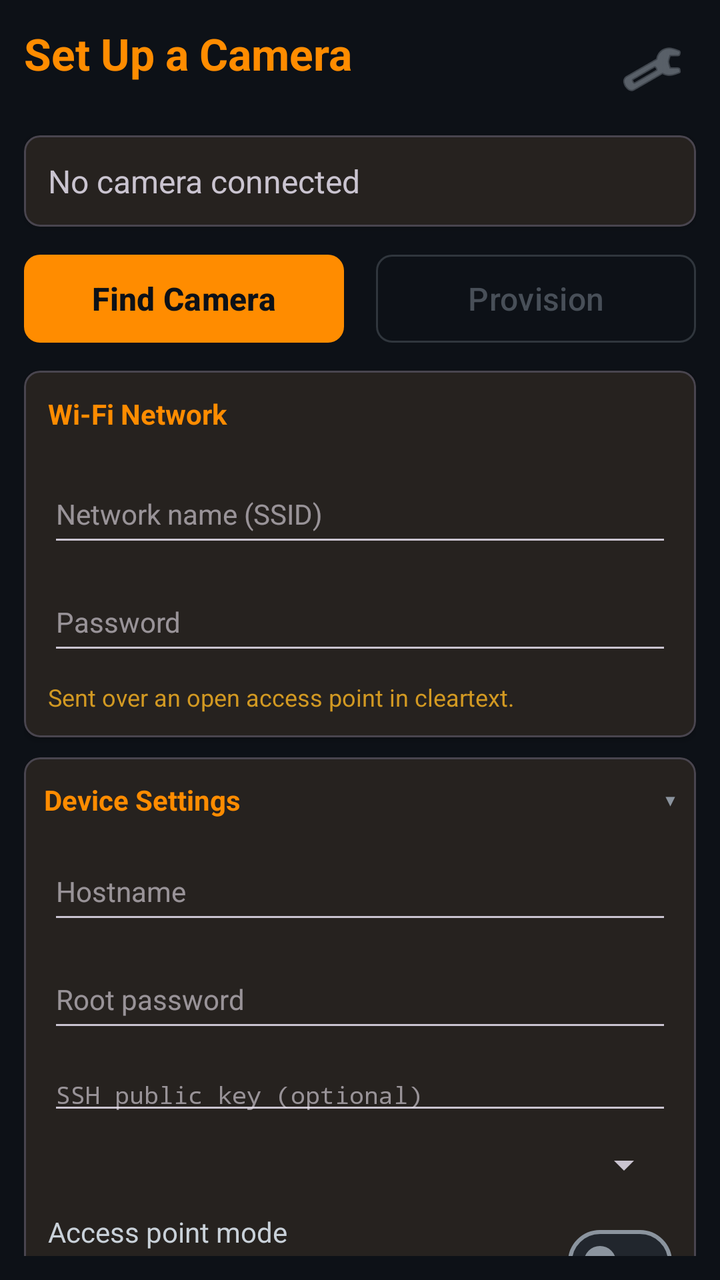
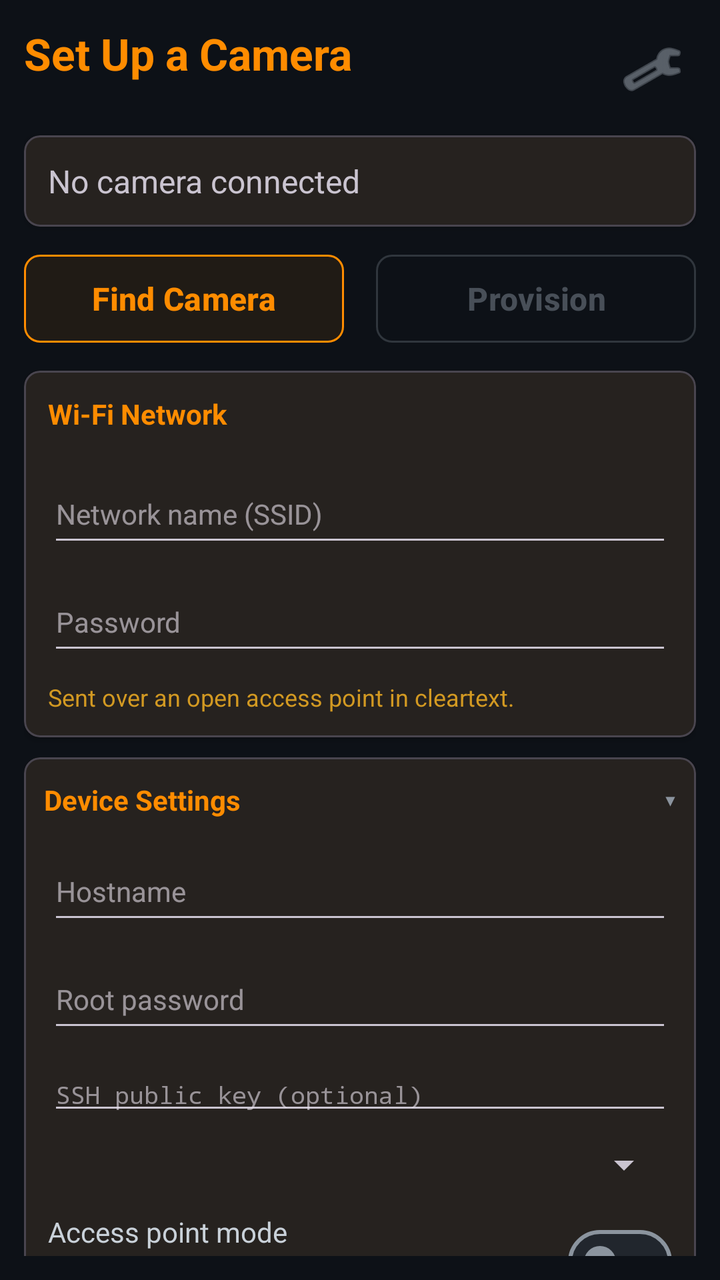

Compare the two renders of this Android layout. The source of the first and the diff that turns it into the second are given below.
<!-- AndroidManifest.xml: application theme Theme.Thingino -->
<!-- res/layout/activity_provision.xml -->
<?xml version="1.0" encoding="utf-8"?>
<LinearLayout xmlns:android="http://schemas.android.com/apk/res/android"
    xmlns:app="http://schemas.android.com/apk/res-auto"
    xmlns:tools="http://schemas.android.com/tools"
    android:layout_width="match_parent"
    android:layout_height="match_parent"
    android:orientation="vertical"
    android:padding="12dp"
    tools:context=".ProvisionActivity">

<ScrollView
    android:layout_width="match_parent"
    android:layout_height="0dp"
    android:layout_weight="1"
    android:fillViewport="true"
    android:scrollbars="none">

<LinearLayout
    android:layout_width="match_parent"
    android:layout_height="wrap_content"
    android:orientation="vertical">

    
    <LinearLayout
        android:layout_width="match_parent"
        android:layout_height="wrap_content"
        android:orientation="horizontal"
        android:gravity="center_vertical"
        android:layout_marginBottom="10dp">

        <LinearLayout
            android:layout_width="0dp"
            android:layout_height="wrap_content"
            android:layout_weight="1"
            android:orientation="vertical">

            <TextView
                android:layout_width="match_parent"
                android:layout_height="wrap_content"
                android:text="@string/screen_provision"
                android:textSize="22sp"
                android:textStyle="bold"
                android:textColor="@color/primary" />

            <TextView
                android:id="@+id/versionText"
                android:layout_width="match_parent"
                android:layout_height="wrap_content"
                android:textSize="12sp"
                android:textColor="@color/on_surface_variant" />
        </LinearLayout>

        <ImageButton
            android:id="@+id/settingsButton"
            android:layout_width="44dp"
            android:layout_height="44dp"
            android:src="@android:drawable/ic_menu_preferences"
            android:background="?attr/selectableItemBackgroundBorderless"
            android:contentDescription="@string/settings"
            app:tint="@color/on_surface_variant" />
    </LinearLayout>

    
    <com.google.android.material.card.MaterialCardView
        android:layout_width="match_parent"
        android:layout_height="wrap_content"
        android:layout_marginBottom="10dp"
        app:cardElevation="2dp"
        app:cardCornerRadius="8dp">

        <LinearLayout
            android:layout_width="match_parent"
            android:layout_height="wrap_content"
            android:orientation="vertical"
            android:padding="12dp">

            <TextView
                android:id="@+id/statusText"
                android:layout_width="match_parent"
                android:layout_height="wrap_content"
                android:text="@string/status_no_camera"
                android:textSize="16sp"
                android:drawablePadding="8dp" />

            
            <TextView
                android:id="@+id/cameraText"
                android:layout_width="match_parent"
                android:layout_height="wrap_content"
                android:textSize="14sp"
                android:textColor="@color/primary"
                android:textStyle="bold"
                android:layout_marginTop="4dp"
                android:visibility="gone" />

            <TextView
                android:id="@+id/buildText"
                android:layout_width="match_parent"
                android:layout_height="wrap_content"
                android:fontFamily="monospace"
                android:textSize="12sp"
                android:textColor="@color/on_surface_variant"
                android:layout_marginTop="4dp"
                android:visibility="gone" />
        </LinearLayout>
    </com.google.android.material.card.MaterialCardView>

    
    <LinearLayout
        android:layout_width="match_parent"
        android:layout_height="wrap_content"
        android:orientation="horizontal"
        android:layout_marginBottom="10dp">

        <com.google.android.material.button.MaterialButton
            android:id="@+id/findButton"
            android:layout_width="0dp"
            android:layout_height="52dp"
            android:layout_weight="1"
            android:layout_marginEnd="8dp"
            android:text="@string/btn_find"
            android:textSize="16sp"
            style="@style/Widget.Thingino.Button" />

        <com.google.android.material.button.MaterialButton
            android:id="@+id/provisionButton"
            android:layout_width="0dp"
            android:layout_height="52dp"
            android:layout_weight="1"
            android:layout_marginStart="8dp"
            android:text="@string/btn_provision"
            android:textSize="16sp"
            android:enabled="false"
            style="@style/Widget.Thingino.Button.Outlined.Accent" />
    </LinearLayout>

    
    <com.google.android.material.card.MaterialCardView
        android:id="@+id/wifiCard"
        android:layout_width="match_parent"
        android:layout_height="wrap_content"
        android:layout_marginBottom="10dp"
        app:cardElevation="2dp"
        app:cardCornerRadius="8dp">

        <LinearLayout
            android:layout_width="match_parent"
            android:layout_height="wrap_content"
            android:orientation="vertical"
            android:padding="12dp">

            <TextView
                android:layout_width="match_parent"
                android:layout_height="wrap_content"
                android:text="@string/wifi_title"
                android:textSize="14sp"
                android:textStyle="bold"
                android:textColor="@color/primary"
                android:layout_marginBottom="8dp" />

            
            <Spinner
                android:id="@+id/ssidSpinner"
                android:layout_width="match_parent"
                android:layout_height="wrap_content"
                android:visibility="gone" />

            <EditText
                android:id="@+id/ssidInput"
                android:layout_width="match_parent"
                android:layout_height="46dp"
                android:layout_marginTop="8dp"
                android:hint="@string/hint_ssid"
                android:inputType="text"
                android:importantForAutofill="no"
                android:textSize="14sp" />

            <EditText
                android:id="@+id/passInput"
                android:layout_width="match_parent"
                android:layout_height="46dp"
                android:layout_marginTop="8dp"
                android:hint="@string/hint_pass"
                android:inputType="textPassword"
                android:autofillHints="password"
                android:textSize="14sp" />

            <TextView
                android:id="@+id/wifiWarning"
                android:layout_width="match_parent"
                android:layout_height="wrap_content"
                android:layout_marginTop="8dp"
                android:text="@string/wifi_cleartext_warning"
                android:textSize="12sp"
                android:textColor="@color/warning" />
        </LinearLayout>
    </com.google.android.material.card.MaterialCardView>

    
    <com.google.android.material.card.MaterialCardView
        android:id="@+id/deviceCard"
        android:layout_width="match_parent"
        android:layout_height="wrap_content"
        android:layout_marginBottom="10dp"
        app:cardElevation="2dp"
        app:cardCornerRadius="8dp">

        <LinearLayout
            android:layout_width="match_parent"
            android:layout_height="wrap_content"
            android:orientation="vertical">

            <LinearLayout
                android:id="@+id/deviceHeader"
                android:layout_width="match_parent"
                android:layout_height="wrap_content"
                android:orientation="horizontal"
                android:gravity="center_vertical"
                android:padding="10dp"
                android:clickable="true"
                android:focusable="true"
                android:background="?attr/selectableItemBackground">

                <TextView
                    android:layout_width="0dp"
                    android:layout_height="wrap_content"
                    android:layout_weight="1"
                    android:text="@string/device_title"
                    android:textSize="14sp"
                    android:textStyle="bold"
                    android:textColor="@color/primary" />

                <TextView
                    android:id="@+id/deviceChevron"
                    android:layout_width="wrap_content"
                    android:layout_height="wrap_content"
                    android:text="▾"
                    android:textSize="16sp"
                    android:textColor="@color/on_surface_variant"
                    tools:ignore="HardcodedText" />
            </LinearLayout>

            <LinearLayout
                android:id="@+id/deviceBody"
                android:layout_width="match_parent"
                android:layout_height="wrap_content"
                android:orientation="vertical"
                android:paddingStart="12dp"
                android:paddingEnd="12dp"
                android:paddingBottom="12dp">

                
                <EditText
                    android:id="@+id/hostnameInput"
                    android:layout_width="match_parent"
                    android:layout_height="46dp"
                    android:hint="@string/hint_hostname"
                    android:inputType="text"
                    android:importantForAutofill="no"
                    android:textSize="14sp" />

                <EditText
                    android:id="@+id/rootPassInput"
                    android:layout_width="match_parent"
                    android:layout_height="46dp"
                    android:layout_marginTop="8dp"
                    android:hint="@string/hint_rootpass"
                    android:inputType="textPassword"
                    android:autofillHints="newPassword"
                    android:textSize="14sp" />

                <EditText
                    android:id="@+id/pubkeyInput"
                    android:layout_width="match_parent"
                    android:layout_height="wrap_content"
                    android:layout_marginTop="8dp"
                    android:hint="@string/hint_pubkey"
                    android:inputType="textMultiLine"
                    android:maxLines="2"
                    android:importantForAutofill="no"
                    android:fontFamily="monospace"
                    android:textSize="12sp" />

                <Spinner
                    android:id="@+id/timezoneSpinner"
                    android:layout_width="match_parent"
                    android:layout_height="wrap_content"
                    android:layout_marginTop="8dp" />

                <LinearLayout
                    android:layout_width="match_parent"
                    android:layout_height="wrap_content"
                    android:orientation="horizontal"
                    android:gravity="center_vertical"
                    android:layout_marginTop="12dp">

                    <LinearLayout
                        android:layout_width="0dp"
                        android:layout_height="wrap_content"
                        android:layout_weight="1"
                        android:orientation="vertical">

                        <TextView
                            android:layout_width="match_parent"
                            android:layout_height="wrap_content"
                            android:text="@string/device_ap_mode"
                            android:textColor="@color/on_surface" />

                        <TextView
                            android:layout_width="match_parent"
                            android:layout_height="wrap_content"
                            android:text="@string/device_ap_mode_desc"
                            android:textSize="12sp"
                            android:textColor="@color/on_surface_variant" />
                    </LinearLayout>

                    <com.google.android.material.materialswitch.MaterialSwitch
                        android:id="@+id/apModeSwitch"
                        android:layout_width="wrap_content"
                        android:layout_height="wrap_content"
                        app:thumbTint="@color/switch_thumb_tint"
                        app:trackTint="@color/switch_track_tint"
                        app:trackDecorationTint="@color/switch_track_decoration_tint" />
                </LinearLayout>

            </LinearLayout>
        </LinearLayout>
    </com.google.android.material.card.MaterialCardView>

    
    <com.google.android.material.button.MaterialButton
        android:id="@+id/discoverButton"
        android:layout_width="match_parent"
        android:layout_height="46dp"
        android:layout_marginBottom="10dp"
        android:text="@string/btn_discover"
        android:textSize="14sp"
        style="@style/Widget.Thingino.Button.Outlined" />

    
    <ProgressBar
        android:id="@+id/progressBar"
        style="@style/Widget.AppCompat.ProgressBar.Horizontal"
        android:layout_width="match_parent"
        android:layout_height="wrap_content"
        android:max="100"
        android:visibility="gone"
        android:layout_marginBottom="4dp" />

    <TextView
        android:id="@+id/progressText"
        android:layout_width="match_parent"
        android:layout_height="wrap_content"
        android:textSize="12sp"
        android:visibility="gone"
        android:layout_marginBottom="8dp" />

</LinearLayout>
</ScrollView>

    
    <com.google.android.material.card.MaterialCardView
        android:id="@+id/logCard"
        android:layout_width="match_parent"
        android:layout_height="200dp"
        android:layout_marginTop="12dp"
        android:visibility="gone"
        app:cardElevation="1dp"
        app:cardCornerRadius="8dp">

        <ScrollView
            android:id="@+id/logScroll"
            android:scrollbars="none"
            android:layout_width="match_parent"
            android:layout_height="match_parent"
            android:padding="12dp"
            android:background="@color/log_background">

            <TextView
                android:id="@+id/logText"
                android:layout_width="match_parent"
                android:layout_height="wrap_content"
                android:fontFamily="monospace"
                android:textSize="11sp"
                android:textColor="?android:attr/textColorPrimary"
                android:lineSpacingExtra="2dp" />
        </ScrollView>
    </com.google.android.material.card.MaterialCardView>

</LinearLayout>
<!-- resources referenced by this layout -->
<resources>
  <color name="log_background">#010409</color>
  <color name="on_surface">#C9D1D9</color>
  <color name="on_surface_variant">#8B949E</color>
  <color name="primary">#FF8C00</color>
  <color name="warning">#D29922</color>
  <string name="btn_discover">Find on network</string>
  <string name="btn_find">Find Camera</string>
  <string name="btn_provision">Provision</string>
  <string name="device_ap_mode">Access point mode</string>
  <string name="device_ap_mode_desc">Camera hosts its own network instead of joining one</string>
  <string name="device_title">Device Settings</string>
  <string name="hint_hostname">Hostname</string>
  <string name="hint_pass">Password</string>
  <string name="hint_pubkey">SSH public key (optional)</string>
  <string name="hint_rootpass">Root password</string>
  <string name="hint_ssid">Network name (SSID)</string>
  <string name="screen_provision">Set Up a Camera</string>
  <string name="settings">Settings</string>
  <string name="status_no_camera">No camera connected</string>
  <string name="wifi_cleartext_warning">Sent over an open access point in cleartext.</string>
  <string name="wifi_title">Wi-Fi Network</string>
  <style name="Widget.Thingino.Button" parent="Widget.Material3.Button">
          <item name="backgroundTint">@color/btn_filled_bg</item>
          <item name="android:textColor">@color/btn_filled_text</item>
          <item name="strokeColor">@color/btn_filled_stroke</item>
          <item name="strokeWidth">1dp</item>
          <item name="android:textStyle">bold</item>
          <item name="cornerRadius">8dp</item>
          <item name="rippleColor">@color/on_primary</item>
      </style>
  <style name="Widget.Thingino.Button.Outlined" parent="Widget.Material3.Button.OutlinedButton">
          <item name="android:textColor">@color/btn_secondary_text</item>
          <item name="strokeColor">@color/btn_secondary_stroke</item>
          <item name="strokeWidth">1dp</item>
          <item name="cornerRadius">8dp</item>
          <item name="rippleColor">@color/on_surface_variant</item>
      </style>
  <style name="Widget.Thingino.Button.Outlined.Accent">
          <item name="android:textColor">@color/btn_accent_text</item>
          <item name="strokeColor">@color/btn_accent_stroke</item>
          <item name="rippleColor">@color/primary</item>
      </style>
  <style name="Theme.Thingino" parent="Theme.Material3.Dark.NoActionBar">
          <item name="colorPrimary">@color/primary</item>
          <item name="colorPrimaryContainer">@color/primary_container</item>
          <item name="colorOnPrimary">@color/on_primary</item>
          <item name="colorSecondary">@color/secondary</item>
          <item name="colorSurface">@color/surface</item>
          <item name="colorSurfaceVariant">@color/surface_variant</item>
          <item name="colorOnSurface">@color/on_surface</item>
          <item name="colorOnSurfaceVariant">@color/on_surface_variant</item>
          <item name="colorOutline">@color/outline</item>
          <item name="colorError">@color/error</item>
          <item name="android:colorBackground">@color/background</item>
          <item name="android:statusBarColor">@color/background</item>
          <item name="android:navigationBarColor">@color/background</item>
          <item name="android:windowBackground">@color/background</item>
      </style>
  <color name="on_primary">#0D1117</color>
  <color name="primary_container">#3D2800</color>
  <color name="secondary">#FF8C00</color>
  <color name="surface">#161B22</color>
  <color name="surface_variant">#21262D</color>
  <color name="outline">#30363D</color>
  <color name="error">#F85149</color>
  <color name="background">#0D1117</color>
</resources>

<!-- the commit's change to res/layout/activity_provision.xml (unified diff, before → after) -->
@@ -120,7 +120,7 @@
             android:layout_marginEnd="8dp"
             android:text="@string/btn_find"
             android:textSize="16sp"
-            style="@style/Widget.Thingino.Button" />
+            style="@style/Widget.Thingino.Button.Outlined.Accent" />
 
         <com.google.android.material.button.MaterialButton
             android:id="@+id/provisionButton"
<!-- resource entries referenced after the edit -->
@@ -21,15 +21,6 @@
   <string name="status_no_camera">No camera connected</string>
   <string name="wifi_cleartext_warning">Sent over an open access point in cleartext.</string>
   <string name="wifi_title">Wi-Fi Network</string>
-  <style name="Widget.Thingino.Button" parent="Widget.Material3.Button">
-          <item name="backgroundTint">@color/btn_filled_bg</item>
-          <item name="android:textColor">@color/btn_filled_text</item>
-          <item name="strokeColor">@color/btn_filled_stroke</item>
-          <item name="strokeWidth">1dp</item>
-          <item name="android:textStyle">bold</item>
-          <item name="cornerRadius">8dp</item>
-          <item name="rippleColor">@color/on_primary</item>
-      </style>
   <style name="Widget.Thingino.Button.Outlined" parent="Widget.Material3.Button.OutlinedButton">
           <item name="android:textColor">@color/btn_secondary_text</item>
           <item name="strokeColor">@color/btn_secondary_stroke</item>
@@ -40,6 +31,8 @@
   <style name="Widget.Thingino.Button.Outlined.Accent">
           <item name="android:textColor">@color/btn_accent_text</item>
           <item name="strokeColor">@color/btn_accent_stroke</item>
+          <item name="backgroundTint">@color/btn_accent_bg</item>
+          <item name="android:textStyle">bold</item>
           <item name="rippleColor">@color/primary</item>
       </style>
   <style name="Theme.Thingino" parent="Theme.Material3.Dark.NoActionBar">
